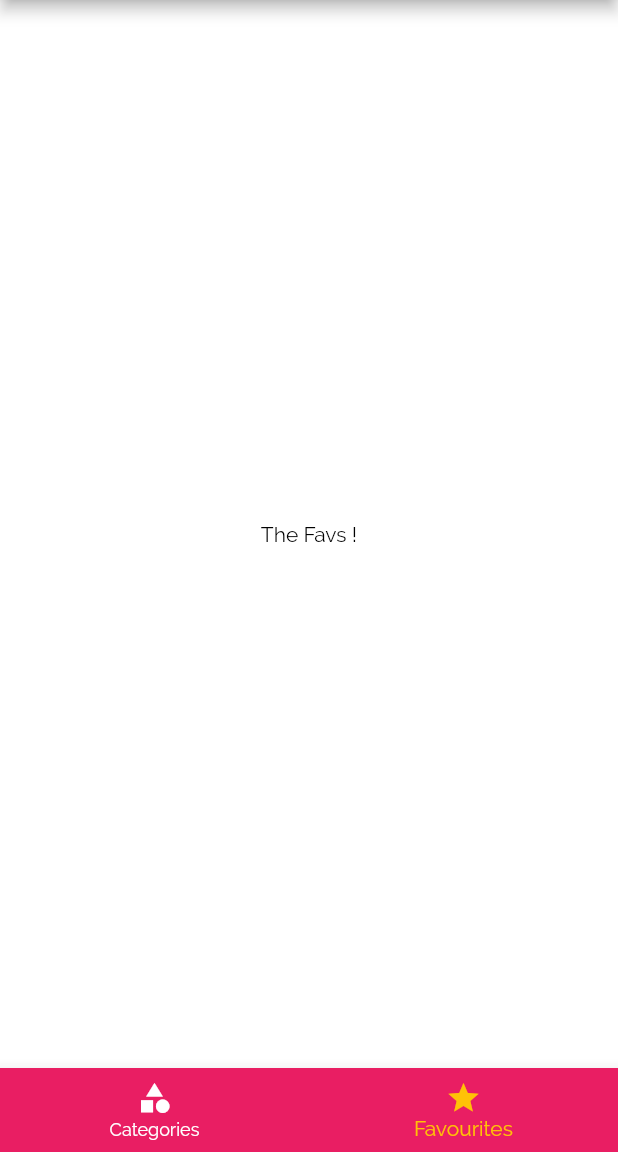
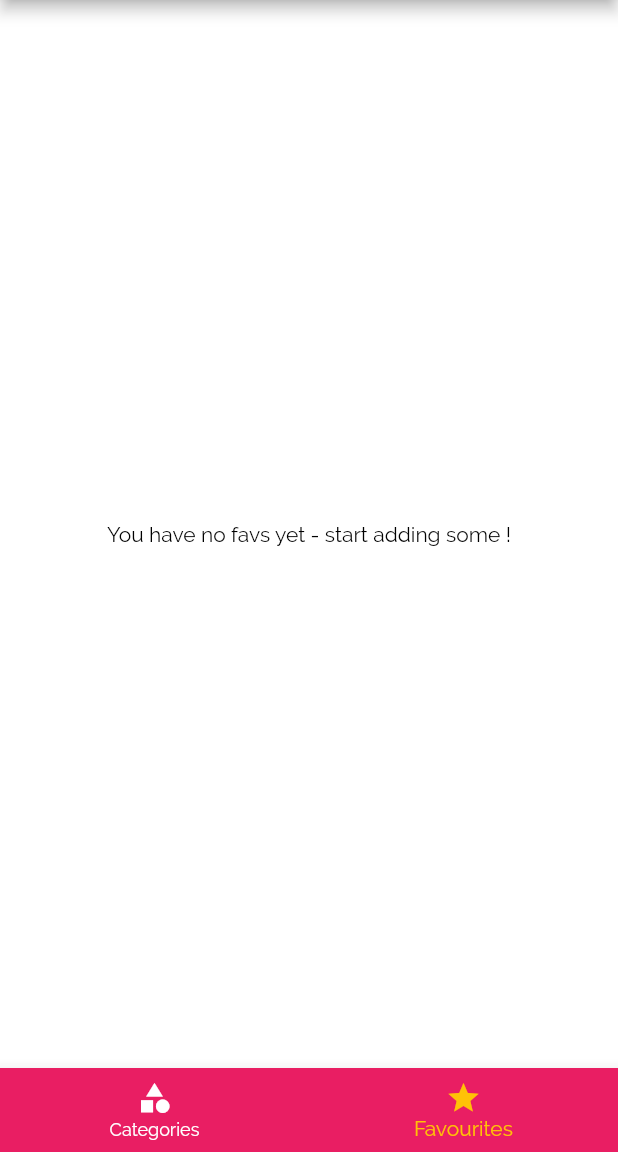
Before and after one commit to mohitgithubprojects/Meals-App, a Flutter app: the screen it shows after launch, item 2 of the bottom bar chosen, on a phone screen of 412 x 824 dp, the part 84-1236 px from its top. Run offline on Flutter 3.47's test engine with Material 2 defaults, Android fonts, the phone set to English and light mode, and no system bars.

```diff
--- a/lib/Screens/favsScreen.dart
+++ b/lib/Screens/favsScreen.dart
@@ -1,12 +1,22 @@
 import 'package:flutter/material.dart';
+import 'package:meals_app/Models/Meal.dart';
+import 'package:meals_app/Widgets/mealsItemView.dart';
 
 class FavsScreen extends StatelessWidget {
-  const FavsScreen({Key key}) : super(key: key);
+  final List<Meal> mealsList;
+
+  FavsScreen(this.mealsList);
 
   @override
   Widget build(BuildContext context) {
-    return Center(
-        child: Text('The Favs !'),
+    if(mealsList.isEmpty){
+      return Center(
+        child: Text('You have no favs yet - start adding some !'),
       );
+    }else{
+      return ListView.builder(itemBuilder: (ctx, pos) {
+        return MealItem(mealsList[pos]);
+      },itemCount: mealsList.length,);
+    }
   }
 }
--- a/lib/Screens/tabsScreen.dart
+++ b/lib/Screens/tabsScreen.dart
@@ -1,19 +1,21 @@
 import 'package:flutter/material.dart';
+import 'package:meals_app/Models/Meal.dart';
 import 'package:meals_app/Screens/categoriws_screen.dart';
 import 'package:meals_app/Screens/favsScreen.dart';
 import 'package:meals_app/Widgets/mainDrawer.dart';
 
 class TabsScreen extends StatefulWidget {
   final String title;
+  final List<Meal> favMeals;
 
-  TabsScreen(this.title);
+  TabsScreen(this.title, this.favMeals);
 
   @override
   _TabsScreenState createState() => _TabsScreenState();
 }
 
 class _TabsScreenState extends State<TabsScreen> {
-  final List<Widget> _list = [CategoriesScreen(), FavsScreen()];
+  List<Widget> _list = [];
 
   int _selectedPageIndex = 0;
 
@@ -21,6 +23,11 @@ class _TabsScreenState extends State<TabsScreen> {
     setState(() {
       _selectedPageIndex = index;
     });
+  }
+
+  @override
+  void initState() {
+    _list = [CategoriesScreen(), FavsScreen(widget.favMeals)];
   }
 
   @override
--- a/lib/main.dart
+++ b/lib/main.dart
@@ -27,6 +27,7 @@ class _MyAppState extends State<MyApp> {
   };
 
   List<Meal> _availableMeals = DUMMY_MEALS;
+  List<Meal> _favMeals = [];
 
   void _showToast(BuildContext context, String message) {
     final scaffold = ScaffoldMessenger.of(context);
@@ -63,6 +64,23 @@ class _MyAppState extends State<MyApp> {
 
   }
 
+  void _toggleFavs(String id){
+    final existingIndex = _favMeals.indexWhere((element) => element.id == id);
+    if(existingIndex >=0 ){
+      setState(() {
+        _favMeals.removeAt(existingIndex);
+      });
+    }else{
+      setState(() {
+        _favMeals.add(DUMMY_MEALS.firstWhere((element) => element.id == id));
+      });
+    }
+  }
+
+  bool _isMealFav(String id){
+    return _favMeals.any((element) => element.id == id);
+  }
+
   @override
   Widget build(BuildContext context) {
     return MaterialApp(
@@ -84,10 +102,10 @@ class _MyAppState extends State<MyApp> {
       ),
       initialRoute: '/', // by default it is slash
       routes: {
-        '/' : (ctx) => TabsScreen('IndiMeals'),
+        '/' : (ctx) => TabsScreen('IndiMeals', _favMeals),
         CategoriesScreen.routeName : (ctx) => CategoriesScreen(),// it is the home screen
         CategoryMealsScreen.routeName : (ctx) => CategoryMealsScreen(_availableMeals),
-        MealDetailScreen.routeName : (ctx) => MealDetailScreen(),
+        MealDetailScreen.routeName : (ctx) => MealDetailScreen(_toggleFavs, _isMealFav),
         FiltersScreen.routeName : (ctx) => FiltersScreen(_filters,_setFilters),
       },
       debugShowCheckedModeBanner: false,
```
Also changed, not shown: lib/Screens/mealDetailScreen.dart (+13 -0 lines).
